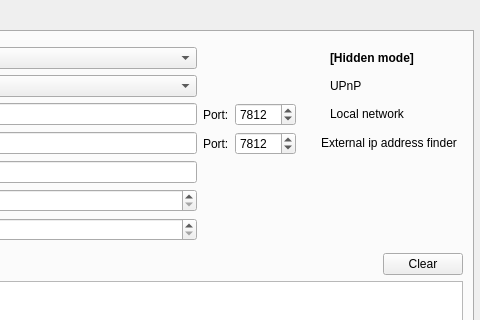
The window that retroshare-gui/src/gui/settings/ServerPage.ui (RetroShare/RetroShare) describes before a commit, drawn with Qt 5; both pictures show x 740 to 1220 and y 0 to 320 of the 1220 by 896 pixel window.
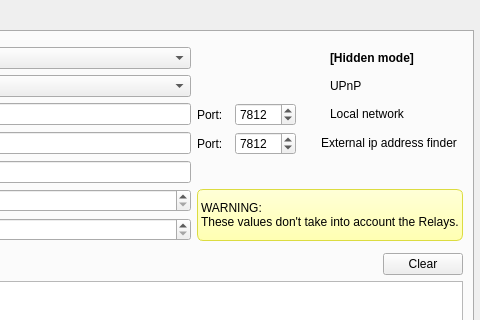
The same window after the commit. The open tabs and pages were chosen to show the change. Icons and pictures are not drawn.

Commit message: Add warning about relays bandwidth.

Diff of the .ui file:
```diff
--- a/retroshare-gui/src/gui/settings/ServerPage.ui
+++ b/retroshare-gui/src/gui/settings/ServerPage.ui
@@ -418,6 +418,21 @@
              </item>
             </layout>
            </item>
+           <item row="5" column="1" rowspan="2" colspan="3">
+            <widget class="QLabel" name="label_warningBandwidth">
+             <property name="styleSheet">
+              <string notr="true">	border: 1px solid #DCDC41;
+	border-radius: 6px;
+	background: #FFFFD7;
+	background-color: qlineargradient(x1:0, y1:0, x2:0, y2:1, stop:0 #FFFFD7, stop:1 #FFFFB2);
+</string>
+             </property>
+             <property name="text">
+              <string>WARNING:
+These values don't take into account the Relays.</string>
+             </property>
+            </widget>
+           </item>
           </layout>
          </item>
         </layout>
```
Left out of the diff: 2 changed lines with no effect on the pictures. The commit also changes 2 other files.
